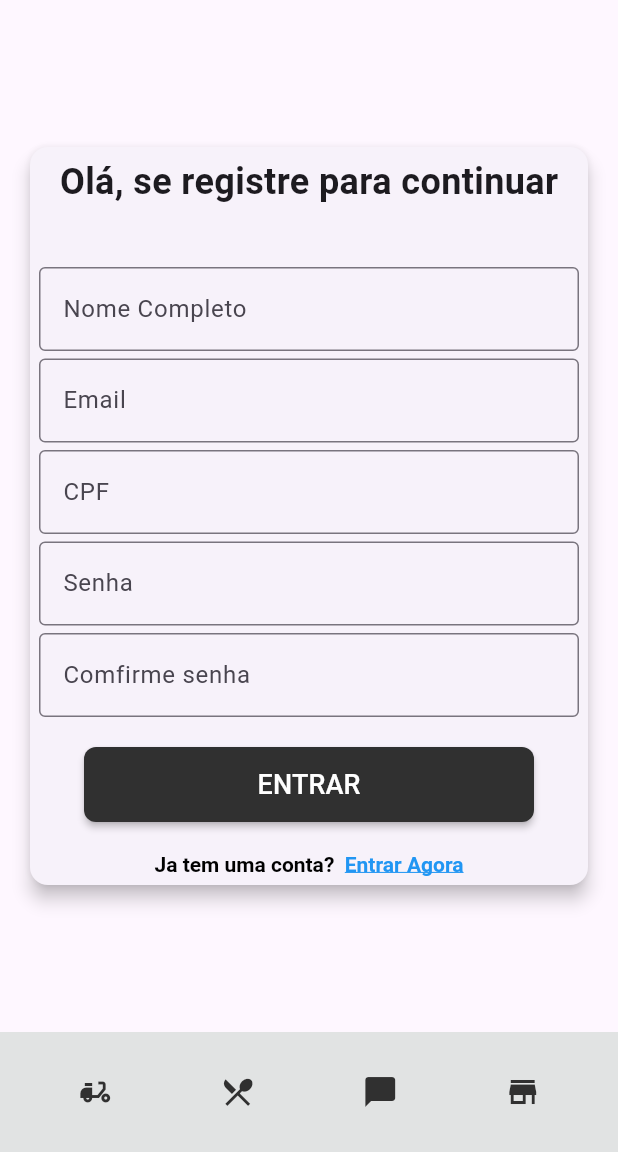
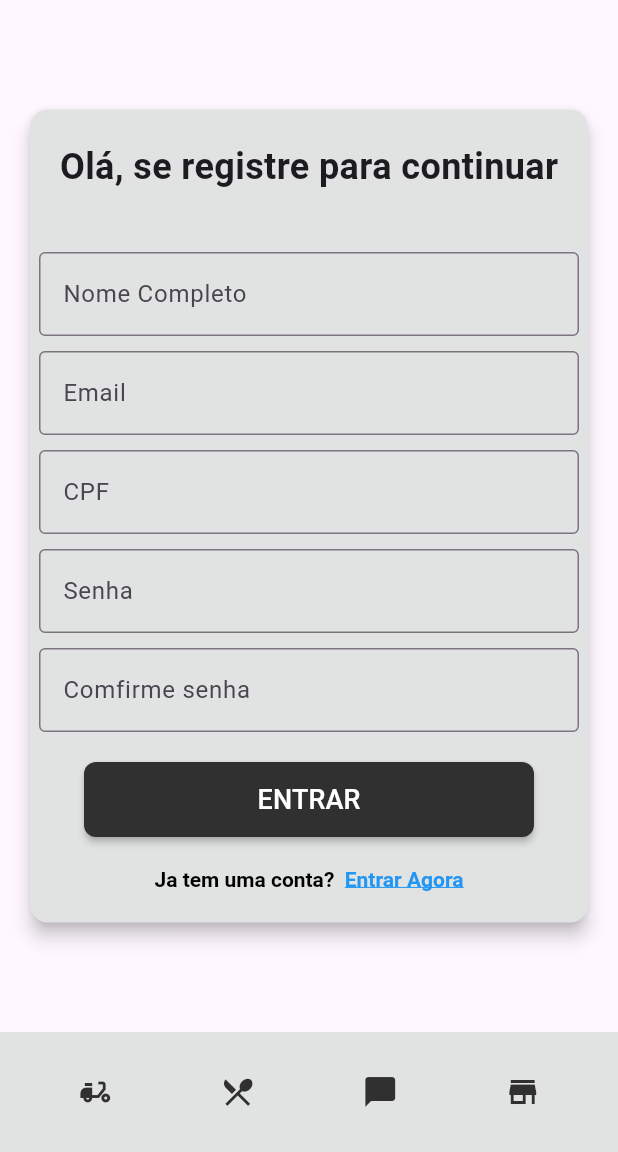
Before and after one commit to HektorTI/pdv_bistro2, a Flutter app: the screen it shows after launch, after a tap on "Registrar", on a phone screen of 412 x 824 dp, the part 84-1236 px from its top. Run offline on Flutter 3.47's test engine with Material 2 defaults, Android fonts, the phone set to English and light mode, and no system bars.

Commit message:
somente algumas mudancas de cor

```diff
--- a/lib/screens/bem_vindo.dart
+++ b/lib/screens/bem_vindo.dart
@@ -34,7 +34,10 @@ class BemVindo extends StatelessWidget {
           child: SizedBox(
             width: 500,
             height: 500,
+
+            //* Card Principal Centro
             child: Card(
+              color: const Color.fromARGB(255, 225, 227, 227),
               elevation: 5,
               child: Padding(
                 padding: const EdgeInsets.all(8.0),
@@ -46,6 +49,7 @@ class BemVindo extends StatelessWidget {
                       style: TextStyle(
                         fontSize: 24,
                         fontWeight: FontWeight.bold,
+                        color: Color.fromARGB(255, 48, 48, 48),
                       ),
                     ),
                     const Text(
@@ -53,6 +57,7 @@ class BemVindo extends StatelessWidget {
                       style: TextStyle(
                         fontSize: 12,
                         fontWeight: FontWeight.bold,
+                        color: Color.fromARGB(255, 48, 48, 48),
                       ),
                     ),
                     const SizedBox(height: 80),
--- a/lib/screens/tela_registrar.dart
+++ b/lib/screens/tela_registrar.dart
@@ -1,6 +1,7 @@
 import 'package:flutter/gestures.dart';
 import 'package:flutter/material.dart';
 import 'package:pdv_bistro2/screens/esqueceu_senha.dart';
+import 'package:pdv_bistro2/screens/tela_entrar.dart';
 
 class TelaRegsitrar extends StatelessWidget {
   const TelaRegsitrar({Key? key}) : super(key: key);
@@ -32,9 +33,10 @@ class TelaRegsitrar extends StatelessWidget {
         padding: const EdgeInsets.all(16.0),
         child: Center(
           child: SizedBox(
-            width: 500,
-            height: 500,
+            width: 550,
+            height: 550,
             child: Card(
+              color: const Color.fromARGB(255, 225, 227, 227),
               elevation: 5,
               child: Padding(
                 padding: const EdgeInsets.all(6.0),
@@ -55,28 +57,28 @@ class TelaRegsitrar extends StatelessWidget {
                         border: OutlineInputBorder(),
                       ),
                     ),
-                    const SizedBox(height: 5),
+                    const SizedBox(height: 10),
                     TextFormField(
                       decoration: const InputDecoration(
                         labelText: 'Email',
                         border: OutlineInputBorder(),
                       ),
                     ),
-                    const SizedBox(height: 5),
+                    const SizedBox(height: 10),
                     TextFormField(
                       decoration: const InputDecoration(
                         labelText: 'CPF',
                         border: OutlineInputBorder(),
                       ),
                     ),
-                    const SizedBox(height: 5),
+                    const SizedBox(height: 10),
                     TextFormField(
                       decoration: const InputDecoration(
                         labelText: 'Senha',
                         border: OutlineInputBorder(),
                       ),
                     ),
-                    const SizedBox(height: 5),
+                    const SizedBox(height: 10),
                     TextFormField(
                       decoration: const InputDecoration(
                         labelText: 'Comfirme senha',
@@ -135,7 +137,7 @@ class TelaRegsitrar extends StatelessWidget {
                                 Navigator.push(
                                   context,
                                   MaterialPageRoute(
-                                    builder: (context) => const EsqueceuSenha(),
+                                    builder: (context) => const TelaEntrar(),
                                   ),
                                 );
                               },
```
Also changed, not shown: lib/screens/tela_entrar.dart (+9 -7 lines), 1 other file.
